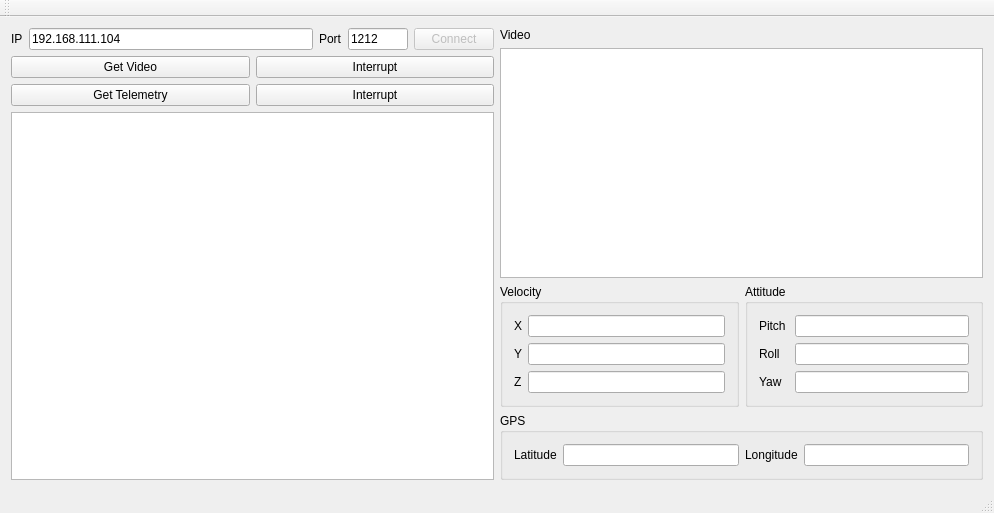
Before: the Qt Designer form DJI_PC_CONTROLLER/mainwindow.ui in pisarik/dji-phantom-pc-sdk, drawn with Qt 5.
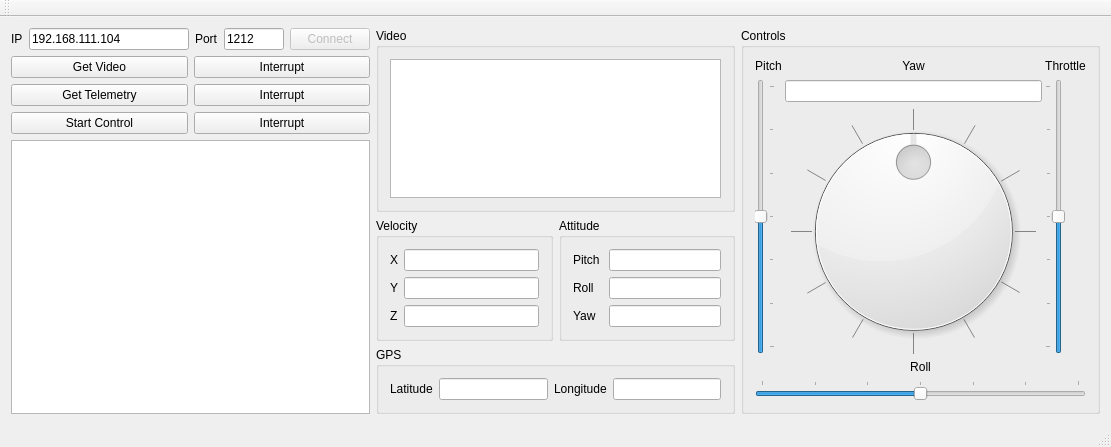
After: the same form once the commit is applied.

Commit message: added widgets for flight control

Diff of the .ui file:
```diff
--- a/DJI_PC_CONTROLLER/mainwindow.ui
+++ b/DJI_PC_CONTROLLER/mainwindow.ui
@@ -6,15 +6,15 @@
    <rect>
     <x>0</x>
     <y>0</y>
-    <width>994</width>
-    <height>513</height>
+    <width>1111</width>
+    <height>447</height>
    </rect>
   </property>
   <property name="windowTitle">
    <string>MainWindow</string>
   </property>
   <widget class="QWidget" name="centralWidget">
-   <layout class="QHBoxLayout" name="horizontalLayout_14">
+   <layout class="QHBoxLayout" name="horizontalLayout_16">
     <item>
      <layout class="QVBoxLayout" name="verticalLayout">
       <item>
@@ -128,6 +128,24 @@
         </item>
        </layout>
       </item>
+      <item>
+       <layout class="QHBoxLayout" name="horizontalLayout_17">
+        <item>
+         <widget class="QPushButton" name="start_control_btn">
+          <property name="text">
+           <string>Start Control</string>
+          </property>
+         </widget>
+        </item>
+        <item>
+         <widget class="QPushButton" name="interrupt_control_btn">
+          <property name="text">
+           <string>Interrupt</string>
+          </property>
+         </widget>
+        </item>
+       </layout>
+      </item>
       <item>
        <layout class="QHBoxLayout" name="horizontalLayout_2">
         <item>
@@ -140,20 +158,28 @@
     <item>
      <layout class="QVBoxLayout" name="verticalLayout_4">
       <item>
-       <widget class="QLabel" name="label_3">
-        <property name="text">
-         <string>Video</string>
-        </property>
-       </widget>
-      </item>
-      <item>
-       <widget class="QGraphicsView" name="video_view">
+       <widget class="QGroupBox" name="groupBox_5">
         <property name="sizePolicy">
          <sizepolicy hsizetype="Expanding" vsizetype="Expanding">
-          <horstretch>1</horstretch>
+          <horstretch>0</horstretch>
           <verstretch>0</verstretch>
          </sizepolicy>
         </property>
+        <property name="title">
+         <string>Video</string>
+        </property>
+        <layout class="QVBoxLayout" name="verticalLayout_7">
+         <item>
+          <widget class="QGraphicsView" name="video_view">
+           <property name="sizePolicy">
+            <sizepolicy hsizetype="Preferred" vsizetype="Preferred">
+             <horstretch>1</horstretch>
+             <verstretch>0</verstretch>
+            </sizepolicy>
+           </property>
+          </widget>
+         </item>
+        </layout>
        </widget>
       </item>
       <item>
@@ -360,6 +386,206 @@
       </item>
      </layout>
     </item>
+    <item>
+     <widget class="QGroupBox" name="groupBox_4">
+      <property name="title">
+       <string>Controls</string>
+      </property>
+      <layout class="QVBoxLayout" name="verticalLayout_9">
+       <item>
+        <layout class="QHBoxLayout" name="horizontalLayout_14">
+         <property name="spacing">
+          <number>3</number>
+         </property>
+         <item>
+          <layout class="QVBoxLayout" name="left_vlayout">
+           <item>
+            <widget class="QLabel" name="label_12">
+             <property name="text">
+              <string>Pitch</string>
+             </property>
+             <property name="alignment">
+              <set>Qt::AlignCenter</set>
+             </property>
+            </widget>
+           </item>
+           <item>
+            <widget class="QSlider" name="pitch_slider">
+             <property name="minimum">
+              <number>-15</number>
+             </property>
+             <property name="maximum">
+              <number>15</number>
+             </property>
+             <property name="orientation">
+              <enum>Qt::Vertical</enum>
+             </property>
+             <property name="tickPosition">
+              <enum>QSlider::TicksBelow</enum>
+             </property>
+             <property name="tickInterval">
+              <number>5</number>
+             </property>
+            </widget>
+           </item>
+          </layout>
+         </item>
+         <item>
+          <layout class="QVBoxLayout" name="center_vlayout">
+           <property name="spacing">
+            <number>7</number>
+           </property>
+           <item>
+            <widget class="QLabel" name="label_13">
+             <property name="sizePolicy">
+              <sizepolicy hsizetype="Preferred" vsizetype="Preferred">
+               <horstretch>0</horstretch>
+               <verstretch>0</verstretch>
+              </sizepolicy>
+             </property>
+             <property name="text">
+              <string>Yaw</string>
+             </property>
+             <property name="alignment">
+              <set>Qt::AlignHCenter|Qt::AlignTop</set>
+             </property>
+            </widget>
+           </item>
+           <item>
+            <widget class="QLineEdit" name="velocity_edit">
+             <property name="sizePolicy">
+              <sizepolicy hsizetype="Preferred" vsizetype="Fixed">
+               <horstretch>0</horstretch>
+               <verstretch>0</verstretch>
+              </sizepolicy>
+             </property>
+             <property name="text">
+              <string/>
+             </property>
+             <property name="frame">
+              <bool>true</bool>
+             </property>
+             <property name="alignment">
+              <set>Qt::AlignCenter</set>
+             </property>
+             <property name="readOnly">
+              <bool>true</bool>
+             </property>
+            </widget>
+           </item>
+           <item>
+            <widget class="QDial" name="yaw_dial">
+             <property name="sizePolicy">
+              <sizepolicy hsizetype="MinimumExpanding" vsizetype="MinimumExpanding">
+               <horstretch>0</horstretch>
+               <verstretch>0</verstretch>
+              </sizepolicy>
+             </property>
+             <property name="minimum">
+              <number>-180</number>
+             </property>
+             <property name="maximum">
+              <number>180</number>
+             </property>
+             <property name="wrapping">
+              <bool>true</bool>
+             </property>
+             <property name="notchTarget">
+              <double>30.000000000000000</double>
+             </property>
+             <property name="notchesVisible">
+              <bool>true</bool>
+             </property>
+            </widget>
+           </item>
+          </layout>
+         </item>
+         <item>
+          <layout class="QVBoxLayout" name="right_vlayout">
+           <property name="sizeConstraint">
+            <enum>QLayout::SetDefaultConstraint</enum>
+           </property>
+           <item>
+            <widget class="QLabel" name="label_14">
+             <property name="text">
+              <string>Throttle</string>
+             </property>
+             <property name="alignment">
+              <set>Qt::AlignCenter</set>
+             </property>
+            </widget>
+           </item>
+           <item>
+            <widget class="QSlider" name="throttle_slider">
+             <property name="layoutDirection">
+              <enum>Qt::LeftToRight</enum>
+             </property>
+             <property name="minimum">
+              <number>-15</number>
+             </property>
+             <property name="maximum">
+              <number>15</number>
+             </property>
+             <property name="orientation">
+              <enum>Qt::Vertical</enum>
+             </property>
+             <property name="tickPosition">
+              <enum>QSlider::TicksAbove</enum>
+             </property>
+             <property name="tickInterval">
+              <number>5</number>
+             </property>
+            </widget>
+           </item>
+          </layout>
+         </item>
+        </layout>
+       </item>
+       <item>
+        <layout class="QVBoxLayout" name="verticalLayout_8">
+         <item>
+          <widget class="QLabel" name="label_15">
+           <property name="text">
+            <string>Roll</string>
+           </property>
+           <property name="alignment">
+            <set>Qt::AlignCenter</set>
+           </property>
+          </widget>
+         </item>
+         <item>
+          <widget class="QSlider" name="roll_slider">
+           <property name="minimum">
+            <number>-15</number>
+           </property>
+           <property name="maximum">
+            <number>15</number>
+           </property>
+           <property name="singleStep">
+            <number>1</number>
+           </property>
+           <property name="orientation">
+            <enum>Qt::Horizontal</enum>
+           </property>
+           <property name="invertedAppearance">
+            <bool>false</bool>
+           </property>
+           <property name="invertedControls">
+            <bool>false</bool>
+           </property>
+           <property name="tickPosition">
+            <enum>QSlider::TicksAbove</enum>
+           </property>
+           <property name="tickInterval">
+            <number>5</number>
+           </property>
+          </widget>
+         </item>
+        </layout>
+       </item>
+      </layout>
+     </widget>
+    </item>
    </layout>
   </widget>
   <widget class="QMenuBar" name="menuBar">
```
Left out of the diff: 2 changed lines with no effect on the pictures. The commit also changes 1 other file.
